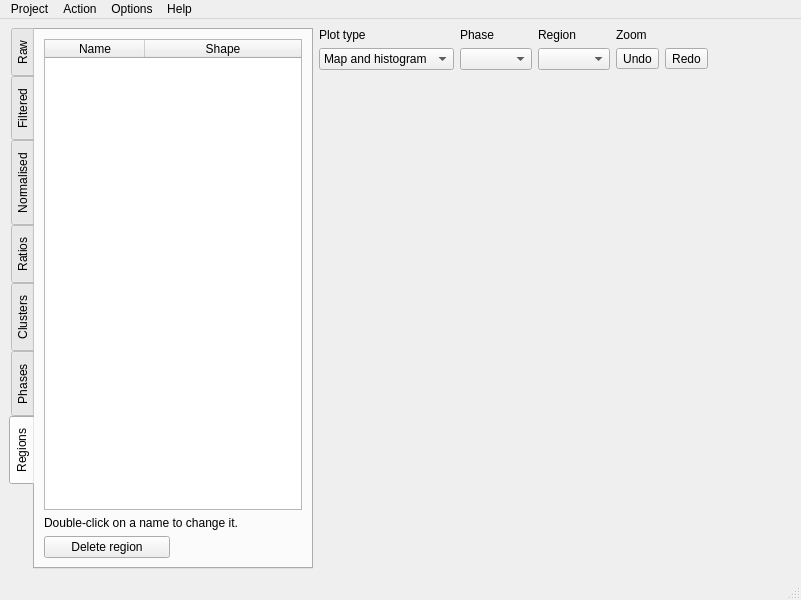
ianthomas23/QACD-quack, file src/resources/ui_main_window.ui: the form before one commit.
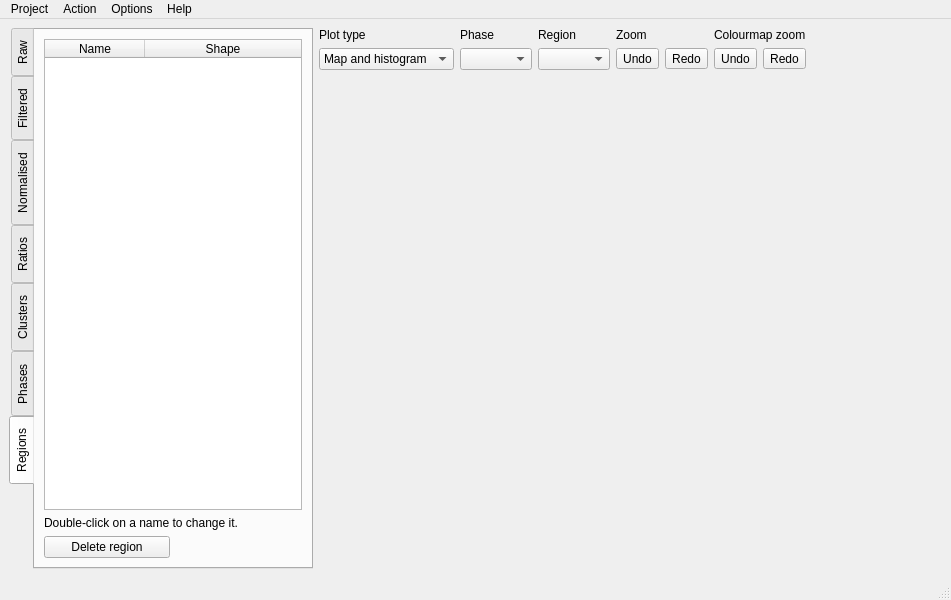
The form after the commit. Icons and pictures are not drawn. Custom widgets are drawn as their Qt base class.

Commit message: Added zooming into colourmap

What changed in the file:
```diff
--- a/src/resources/ui_main_window.ui
+++ b/src/resources/ui_main_window.ui
@@ -6,7 +6,7 @@
    <rect>
     <x>0</x>
     <y>0</y>
-    <width>801</width>
+    <width>951</width>
     <height>600</height>
    </rect>
   </property>
@@ -707,9 +707,9 @@
       <item>
        <layout class="QVBoxLayout" name="rightVerticalLayout">
         <item>
-         <layout class="QHBoxLayout" name="topRightHorizontalLayout">
+         <layout class="QHBoxLayout" name="topRightHorizontalLayout" stretch="0,1">
           <item>
-           <layout class="QGridLayout" name="gridLayout" columnstretch="0,0,0,0,0">
+           <layout class="QGridLayout" name="gridLayout" columnstretch="0,0,0,0,0,0,0">
             <item row="0" column="0">
              <widget class="QLabel" name="plotTypeLabel">
               <property name="sizePolicy">
@@ -762,6 +762,19 @@
               </property>
              </widget>
             </item>
+            <item row="0" column="5" colspan="2">
+             <widget class="QLabel" name="zoom2Label">
+              <property name="sizePolicy">
+               <sizepolicy hsizetype="Minimum" vsizetype="Preferred">
+                <horstretch>0</horstretch>
+                <verstretch>0</verstretch>
+               </sizepolicy>
+              </property>
+              <property name="text">
+               <string>Colourmap zoom</string>
+              </property>
+             </widget>
+            </item>
             <item row="1" column="0">
              <widget class="QComboBox" name="plotTypeComboBox">
               <property name="sizePolicy">
@@ -839,6 +852,26 @@
               </property>
              </widget>
             </item>
+            <item row="1" column="5">
+             <widget class="QToolButton" name="undoColourmapButton">
+              <property name="toolTip">
+               <string>Undo previous colourmap zoom</string>
+              </property>
+              <property name="text">
+               <string>Undo</string>
+              </property>
+             </widget>
+            </item>
+            <item row="1" column="6">
+             <widget class="QToolButton" name="redoColourmapButton">
+              <property name="toolTip">
+               <string>Redo next colourmap zoom</string>
+              </property>
+              <property name="text">
+               <string>Redo</string>
+              </property>
+             </widget>
+            </item>
            </layout>
           </item>
           <item>
@@ -871,7 +904,7 @@
     <rect>
      <x>0</x>
      <y>0</y>
-     <width>801</width>
+     <width>951</width>
      <height>22</height>
     </rect>
    </property>
```
The commit also changes 10 other files.
